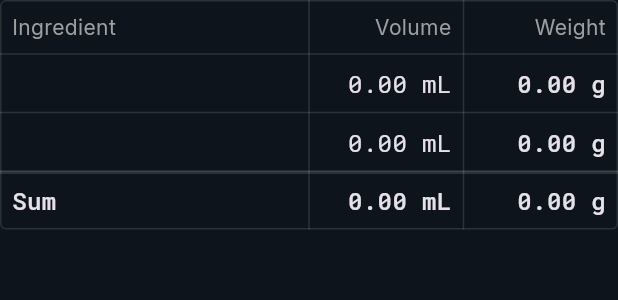
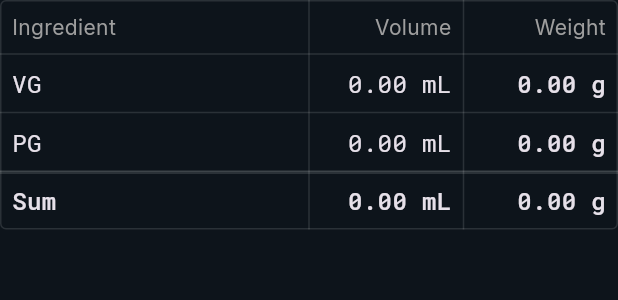
Before and after one commit to danielclamor/elchemist, a Flutter app: the MixRecipeTable widget shown alone on an empty page, opened directly with empty values, on a phone screen of 412 x 824 dp. Shown: the top 300 px of the screen. Run offline on Flutter 3.47's test engine with Material 3 defaults, Android fonts, the phone set to English and light mode, and no system bars; our stand-ins replace gap, google_fonts; missing offline and left inert: window_manager; accounts and stored records are empty.

Commit message:
refactor mixrecipetable, accept components, and calculate values

```diff
--- a/lib/components/molecules/mix_recipe_table.dart
+++ b/lib/components/molecules/mix_recipe_table.dart
@@ -1,153 +1,175 @@
+import 'package:elchemist_app/components/atoms/el_recipe_table.dart';
+import 'package:elchemist_app/constants.dart';
+import 'package:elchemist_app/models/flavoring.dart';
 import 'package:elchemist_app/models/ingredient.dart';
+import 'package:elchemist_app/views/mix_view.dart';
 import 'package:flutter/material.dart';
-import 'package:google_fonts/google_fonts.dart';
 
 class MixRecipeTable extends StatelessWidget {
-  final List<Ingredient> nicBases;
-  final List<Ingredient> flavorings;
-  final Ingredient vg;
-  final Ingredient pg;
+  final double batchVolume;
+  final double nicBaseNicStr;
+  final double targetNicStr;
+  final double targetVG;
+  final double targetPG;
+  final List<NicBaseEntry> nicBaseEntries;
+  final List<Flavoring> flavorings;
 
   const MixRecipeTable({
     super.key,
-    required this.nicBases,
+    required this.batchVolume,
+    required this.targetNicStr,
+    required this.targetVG,
+    required this.targetPG,
+    required this.nicBaseNicStr,
+    required this.nicBaseEntries,
     required this.flavorings,
-    required this.vg,
-    required this.pg,
   });
 
-  List<Ingredient> get _ingredients => [
-        ...nicBases,
-        ...flavorings,
-        vg,
-        pg,
-      ];
+  double get _totalNicBaseRatio => targetNicStr / nicBaseNicStr;
+
+  Ingredient _getVG({
+    required double totalNicBaseRatio,
+    required double totalFlavRatio,
+  }) {
+    final ratio = _getRatio(
+      totalNicBaseRatio,
+      totalFlavRatio,
+      true,
+    );
+
+    final volume = ratio * batchVolume;
+
+    final weight = volume * vgDensity;
+
+    return Ingredient(
+      name: 'VG',
+      percentage: ratio,
+      volume: volume.isNaN ? 0.0 : volume,
+      weight: weight.isNaN ? 0.0 : weight,
+      type: IngredientType.vg,
+    );
+  }
+
+  Ingredient _getPG({
+    required double totalNicBaseRatio,
+    required double totalFlavRatio,
+  }) {
+    final ratio = _getRatio(
+      totalNicBaseRatio,
+      totalFlavRatio,
+      false,
+    );
+
+    final volume = ratio * batchVolume;
+
+    final weight = volume * pgDensity;
+
+    return Ingredient(
+      name: 'PG',
+      percentage: ratio,
+      volume: volume.isNaN ? 0.0 : volume,
+      weight: weight.isNaN ? 0.0 : weight,
+      type: IngredientType.pg,
+    );
+  }
+
+  double _getRatio(
+    double totalNicBaseRatio,
+    double totalFlavRatio,
+    bool isVG,
+  ) {
+    return (isVG ? targetVG : targetPG) -
+        totalFlavRatio +
+        (targetNicStr *
+            (totalNicBaseRatio -
+                (isVG ? targetVG : targetPG) -
+                (totalNicBaseRatio / nicBaseNicStr)));
+  }
 
   @override
   Widget build(BuildContext context) {
-    return Table(
-      border: TableBorder.all(
-        color: Theme.of(context).focusColor,
-        borderRadius: const BorderRadius.all(
-          Radius.circular(4.0),
-        ),
+    double totalNicBaseVGRatio = 0.0;
+    double totalNicBasePGRatio = 0.0;
+    double totalFlavVGRatio = 0.0;
+    double totalFlavPGRatio = 0.0;
+
+    final List<Ingredient> ingNicBases = nicBaseEntries.map(
+      (entry) {
+        final entryRatio =
+            (double.parse(entry.percentageController.text) / 100);
+
+        final entryMixRatio = _totalNicBaseRatio * entryRatio;
+
+        final entryNicMixRatio = targetNicStr * entryRatio;
+
+        final entryBaseVolume =
+            batchVolume * (entryMixRatio - entryNicMixRatio);
+
+        final entryNicVolume = batchVolume * entryNicMixRatio;
+
+        final entryNicWeight = entryNicVolume * nicDensity;
+
+        double entryWeight = 0.0;
+
+        final nicBase = entry.nicBase;
+
+        if (entry.isVG) {
+          totalNicBaseVGRatio += entryMixRatio;
+          entryWeight = entryNicWeight + (entryBaseVolume * vgDensity);
+        } else {
+          totalNicBasePGRatio += entryMixRatio;
+          entryWeight = entryNicWeight + (entryBaseVolume * pgDensity);
+        }
+
+        return Ingredient(
+          name:
+              'Nicotine Base${nicBase?.code != null ? ' (${nicBase?.code})' : ''}',
+          percentage: entryMixRatio * 100,
+          volume: entryBaseVolume + entryNicVolume,
+          weight: entryWeight,
+          type: entry.isVG ? IngredientType.vg : IngredientType.pg,
+        );
+      },
+    ).toList();
+
+    final List<Ingredient> ingFlavorings = flavorings.map(
+      (flavor) {
+        final volume = flavor.percentage * batchVolume;
+        double weight = 0.0;
+
+        if (flavor.isVG) {
+          totalFlavVGRatio += flavor.percentage;
+          weight = volume * vgFlavDensity;
+        } else {
+          totalFlavPGRatio += flavor.percentage;
+          weight = volume * pgFlavDensity;
+        }
+
+        return Ingredient(
+          name: flavor.name,
+          percentage: flavor.percentage,
+          volume: volume,
+          weight: weight,
+          type: flavor.isVG ? IngredientType.vgFlavor : IngredientType.pgFlavor,
+        );
+      },
+    ).toList();
+
+    List<Ingredient> ingredients = [
+      ...ingNicBases,
+      ...ingFlavorings,
+      _getVG(
+        totalNicBaseRatio: totalNicBaseVGRatio,
+        totalFlavRatio: totalFlavVGRatio,
       ),
-      columnWidths: const {
-        0: FlexColumnWidth(2),
-        1: FlexColumnWidth(1),
-        2: FlexColumnWidth(1),
-      },
-      children: [
-        TableRow(
-          decoration: BoxDecoration(
-            color: Theme.of(context).scaffoldBackgroundColor,
-          ),
-          children: const [
-            Padding(
-              padding: EdgeInsets.all(8),
-              child: Text(
-                'Ingredient',
-                style: TextStyle(color: Colors.grey),
-              ),
-            ),
-            Padding(
-              padding: EdgeInsets.all(8),
-              child: Text(
-                'Volume',
-                textAlign: TextAlign.right,
-                style: TextStyle(color: Colors.grey),
-              ),
-            ),
-            Padding(
-              padding: EdgeInsets.all(8),
-              child: Text(
-                'Weight',
-                textAlign: TextAlign.right,
-                style: TextStyle(color: Colors.grey),
-              ),
-            ),
-          ],
-        ),
-        for (final ingredient in _ingredients)
-          TableRow(
-            children: [
-              Padding(
-                padding: const EdgeInsets.all(8),
-                child: Text(
-                  ingredient.name,
-                  style: GoogleFonts.robotoMono(
-                    fontSize: 16,
-                  ),
-                ),
-              ),
-              Padding(
-                padding: const EdgeInsets.all(8),
-                child: Text(
-                  '${ingredient.volume.toStringAsFixed(2)} mL',
-                  textAlign: TextAlign.right,
-                  style: GoogleFonts.robotoMono(
-                    fontSize: 16,
-                  ),
-                ),
-              ),
-              Padding(
-                padding: const EdgeInsets.all(8),
-                child: Text(
-                  '${ingredient.weight.toStringAsFixed(2)} g',
-                  textAlign: TextAlign.right,
-                  style: GoogleFonts.robotoMono(
-                    fontSize: 16,
-                    fontWeight: FontWeight.w500,
-                  ),
-                ),
-              ),
-            ],
-          ),
-        TableRow(
-          decoration: BoxDecoration(
-            border: Border(
-              top: BorderSide(
-                width: 2,
-                color: Theme.of(context).focusColor,
-              ),
-            ),
-          ),
-          children: [
-            Padding(
-              padding: const EdgeInsets.all(8),
-              child: Text(
-                'Sum',
-                style: GoogleFonts.robotoMono(
-                  fontSize: 16,
-                  fontWeight: FontWeight.w500,
-                ),
-              ),
-            ),
-            Padding(
-              padding: const EdgeInsets.all(8),
-              child: Text(
-                '${_ingredients.fold(0.0, (sum, ingredient) => ingredient.volume).toStringAsFixed(2)} mL',
-                textAlign: TextAlign.right,
-                style: GoogleFonts.robotoMono(
-                  fontSize: 16,
-                  fontWeight: FontWeight.w500,
-                ),
-              ),
-            ),
-            Padding(
-              padding: const EdgeInsets.all(8),
-              child: Text(
-                '${_ingredients.fold(0.0, (sum, ingredient) => ingredient.weight).toStringAsFixed(2)} g',
-                textAlign: TextAlign.right,
-                style: GoogleFonts.robotoMono(
-                  fontSize: 16,
-                  fontWeight: FontWeight.w500,
-                ),
-              ),
-            ),
-          ],
-        ),
-      ],
+      _getPG(
+        totalNicBaseRatio: totalNicBasePGRatio,
+        totalFlavRatio: totalFlavPGRatio,
+      )
+    ];
+
+    return ElRecipeTable(
+      ingredients: ingredients,
     );
   }
 }
```
